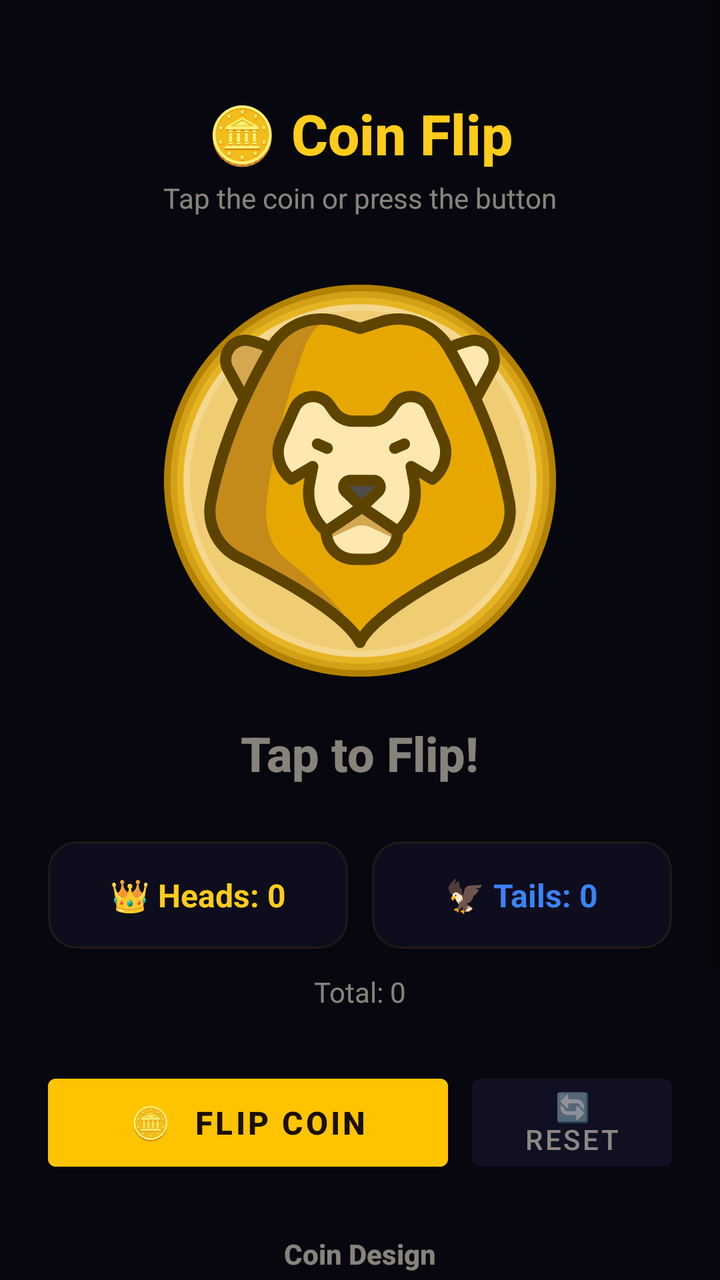
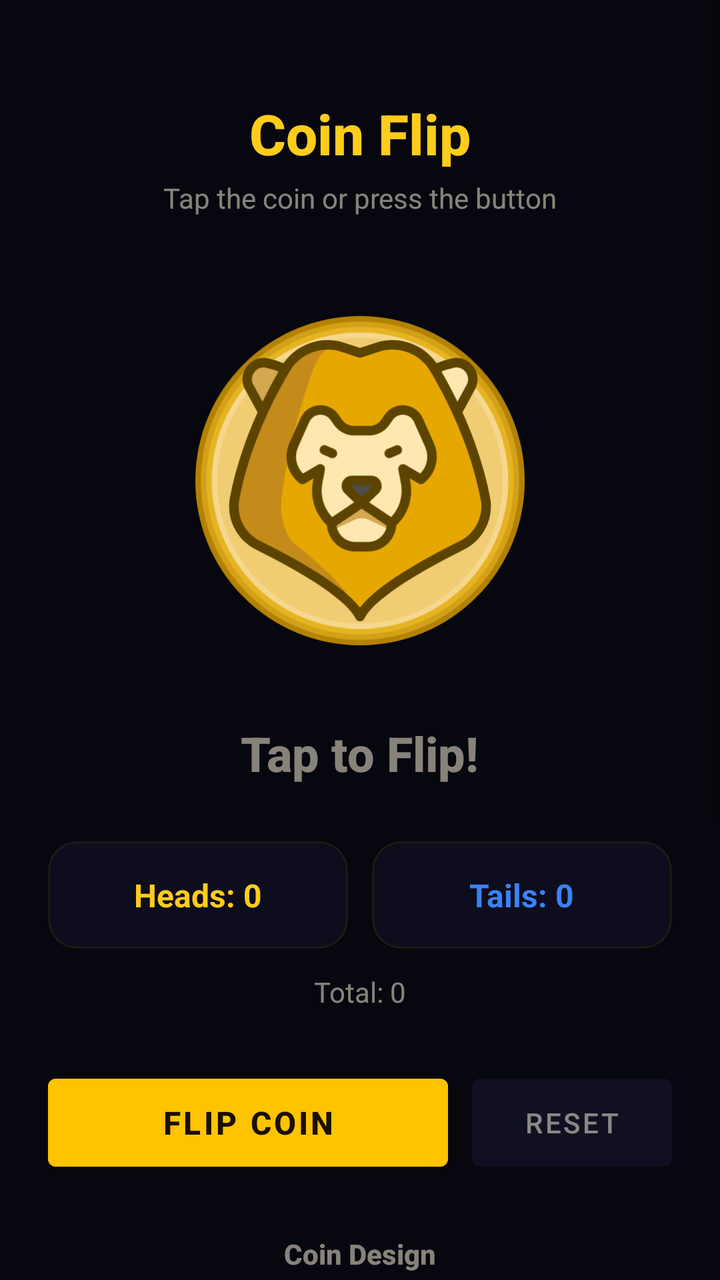

An Android layout rendered at two revisions. The XML below is the earlier revision; the diff shows what the commit changed to produce the second picture.
<!-- AndroidManifest.xml: activity theme Theme.CoinFlip -->
<!-- res/layout/activity_main.xml -->
<?xml version="1.0" encoding="utf-8"?>
<ScrollView xmlns:android="http://schemas.android.com/apk/res/android"
    android:layout_width="match_parent"
    android:layout_height="match_parent"
    android:background="@color/bg_primary"
    android:fillViewport="true">

    <LinearLayout
        android:layout_width="match_parent"
        android:layout_height="wrap_content"
        android:orientation="vertical"
        android:gravity="center_horizontal"
        android:padding="24dp">

        
        <TextView
            android:layout_width="wrap_content"
            android:layout_height="wrap_content"
            android:layout_marginTop="24dp"
            android:text="🪙 Coin Flip"
            android:textSize="28sp"
            android:textStyle="bold"
            android:textColor="@color/gold_400"
            android:fontFamily="sans-serif-medium" />

        <TextView
            android:id="@+id/instructionText"
            android:layout_width="wrap_content"
            android:layout_height="wrap_content"
            android:layout_marginTop="4dp"
            android:text="@string/tap_coin_instruction"
            android:textSize="14sp"
            android:textColor="@color/text_secondary"
            android:visibility="visible" />

        
        <ImageView
            android:id="@+id/coinImageMain"
            android:layout_width="200dp"
            android:layout_height="200dp"
            android:layout_marginTop="32dp"
            android:src="@drawable/coin_heads"
            android:scaleType="fitCenter"
            android:clickable="true"
            android:focusable="true"
            android:contentDescription="@string/coin_description" />

        
        <TextView
            android:id="@+id/resultTextMain"
            android:layout_width="wrap_content"
            android:layout_height="wrap_content"
            android:layout_marginTop="20dp"
            android:text="@string/tap_to_flip"
            android:textSize="24sp"
            android:textStyle="bold"
            android:textColor="@color/text_secondary"
            android:fontFamily="sans-serif-medium" />

        
        <TextView
            android:id="@+id/streakTextMain"
            android:layout_width="wrap_content"
            android:layout_height="wrap_content"
            android:layout_marginTop="8dp"
            android:textSize="16sp"
            android:textColor="@color/gold_300"
            android:visibility="gone" />

        
        <LinearLayout
            android:layout_width="match_parent"
            android:layout_height="wrap_content"
            android:layout_marginTop="28dp"
            android:orientation="horizontal"
            android:gravity="center">

            
            <LinearLayout
                android:layout_width="0dp"
                android:layout_height="wrap_content"
                android:layout_weight="1"
                android:orientation="vertical"
                android:gravity="center"
                android:background="@drawable/stat_card_background"
                android:padding="16dp"
                android:layout_marginEnd="6dp">

                <TextView
                    android:id="@+id/headsCountMain"
                    android:layout_width="wrap_content"
                    android:layout_height="wrap_content"
                    android:text="👑 Heads: 0"
                    android:textSize="16sp"
                    android:textColor="@color/gold_400"
                    android:textStyle="bold" />
            </LinearLayout>

            
            <LinearLayout
                android:layout_width="0dp"
                android:layout_height="wrap_content"
                android:layout_weight="1"
                android:orientation="vertical"
                android:gravity="center"
                android:background="@drawable/stat_card_background"
                android:padding="16dp"
                android:layout_marginStart="6dp">

                <TextView
                    android:id="@+id/tailsCountMain"
                    android:layout_width="wrap_content"
                    android:layout_height="wrap_content"
                    android:text="🦅 Tails: 0"
                    android:textSize="16sp"
                    android:textColor="@color/blue_glow"
                    android:textStyle="bold" />
            </LinearLayout>
        </LinearLayout>

        
        <TextView
            android:id="@+id/totalCountMain"
            android:layout_width="wrap_content"
            android:layout_height="wrap_content"
            android:layout_marginTop="12dp"
            android:text="Total: 0"
            android:textSize="14sp"
            android:textColor="@color/text_secondary" />

        
        <LinearLayout
            android:layout_width="match_parent"
            android:layout_height="wrap_content"
            android:layout_marginTop="28dp"
            android:orientation="horizontal"
            android:gravity="center">

            <Button
                android:id="@+id/flipButtonMain"
                android:layout_width="0dp"
                android:layout_height="56dp"
                android:layout_weight="2"
                android:layout_marginEnd="6dp"
                android:text="🪙  Flip Coin"
                android:textSize="16sp"
                android:textStyle="bold"
                android:textColor="#1a0f00"
                android:backgroundTint="@color/gold_500"
                android:fontFamily="sans-serif-medium" />

            <Button
                android:id="@+id/resetButtonMain"
                android:layout_width="0dp"
                android:layout_height="56dp"
                android:layout_weight="1"
                android:layout_marginStart="6dp"
                android:text="🔄 Reset"
                android:textSize="14sp"
                android:textColor="@color/text_secondary"
                android:backgroundTint="@color/bg_card"
                android:fontFamily="sans-serif-medium" />
        </LinearLayout>

        
        <TextView
            android:layout_width="wrap_content"
            android:layout_height="wrap_content"
            android:layout_marginTop="28dp"
            android:text="@string/coin_style_label"
            android:textSize="14sp"
            android:textStyle="bold"
            android:textColor="@color/text_secondary"
            android:fontFamily="sans-serif-medium" />

        <RadioGroup
            android:id="@+id/coinStyleGroup"
            android:layout_width="match_parent"
            android:layout_height="wrap_content"
            android:layout_marginTop="8dp"
            android:orientation="horizontal"
            android:gravity="center">

            <RadioButton
                android:id="@+id/radioDefaultCoin"
                android:layout_width="0dp"
                android:layout_height="48dp"
                android:layout_weight="1"
                android:layout_marginEnd="4dp"
                android:text="@string/coin_style_default"
                android:textSize="12sp"
                android:textColor="@color/text_primary"
                android:buttonTint="@color/gold_400"
                android:background="@drawable/stat_card_background"
                android:gravity="center"
                android:checked="true" />

            <RadioButton
                android:id="@+id/radioNothingCoin"
                android:layout_width="0dp"
                android:layout_height="48dp"
                android:layout_weight="1"
                android:layout_marginStart="2dp"
                android:layout_marginEnd="2dp"
                android:text="@string/coin_style_nothing"
                android:textSize="12sp"
                android:textColor="@color/text_primary"
                android:buttonTint="@color/dark_grey"
                android:background="@drawable/stat_card_background"
                android:gravity="center" />

            <RadioButton
                android:id="@+id/radioNothingGlassCoin"
                android:layout_width="0dp"
                android:layout_height="48dp"
                android:layout_weight="1"
                android:layout_marginStart="4dp"
                android:text="@string/coin_style_nothing_glass"
                android:textSize="12sp"
                android:textColor="@color/text_primary"
                android:buttonTint="@color/blue_glow"
                android:background="@drawable/stat_card_background"
                android:gravity="center" />

        </RadioGroup>

        
        <TextView
            android:layout_width="wrap_content"
            android:layout_height="wrap_content"
            android:layout_marginTop="20dp"
            android:text="@string/widget_frame_label"
            android:textSize="14sp"
            android:textStyle="bold"
            android:textColor="@color/text_secondary"
            android:fontFamily="sans-serif-medium" />

        <RadioGroup
            android:id="@+id/widgetFrameGroup"
            android:layout_width="match_parent"
            android:layout_height="wrap_content"
            android:layout_marginTop="8dp"
            android:orientation="horizontal"
            android:gravity="center">

            <RadioButton
                android:id="@+id/radioFrameSolid"
                android:layout_width="0dp"
                android:layout_height="48dp"
                android:layout_weight="1"
                android:layout_marginEnd="4dp"
                android:text="@string/widget_frame_solid"
                android:textSize="11sp"
                android:textColor="@color/text_primary"
                android:buttonTint="@color/dark_grey"
                android:background="@drawable/stat_card_background"
                android:gravity="center" />

            <RadioButton
                android:id="@+id/radioFrameLucent"
                android:layout_width="0dp"
                android:layout_height="48dp"
                android:layout_weight="1"
                android:layout_marginStart="2dp"
                android:layout_marginEnd="2dp"
                android:text="@string/widget_frame_lucent"
                android:textSize="11sp"
                android:textColor="@color/text_primary"
                android:buttonTint="@color/text_secondary"
                android:background="@drawable/stat_card_background"
                android:gravity="center"
                android:checked="true" />

            <RadioButton
                android:id="@+id/radioFrameDial"
                android:layout_width="0dp"
                android:layout_height="48dp"
                android:layout_weight="1"
                android:layout_marginStart="4dp"
                android:text="@string/widget_frame_dial"
                android:textSize="11sp"
                android:textColor="@color/text_primary"
                android:buttonTint="@color/rose_glow"
                android:background="@drawable/stat_card_background"
                android:gravity="center" />

        </RadioGroup>

        
        <View
            android:layout_width="1dp"
            android:layout_height="32dp" />

    </LinearLayout>
</ScrollView>
<!-- resources referenced by this layout -->
<resources>
  <color name="bg_card">#A6121226</color>
  <color name="bg_primary">#FF07070F</color>
  <color name="blue_glow">#FF3B82F6</color>
  <color name="dark_grey">#FF808080</color>
  <color name="gold_300">#FFFFD84D</color>
  <color name="gold_400">#FFFFCC1A</color>
  <color name="gold_500">#FFFFC400</color>
  <color name="rose_glow">#FFF43F5E</color>
  <color name="text_primary">#FFF0EAD6</color>
  <color name="text_secondary">#8CF0EAD6</color>
  <!-- drawable coin_heads: vector/xml drawable (drawable, 9357 chars, omitted) -->
  <!-- drawable stat_card_background (drawable) -->
  <?xml version="1.0" encoding="utf-8"?>
  <shape xmlns:android="http://schemas.android.com/apk/res/android"
      android:shape="rectangle">
      <corners android:radius="14dp" />
      <solid android:color="#A6121226" />
      <stroke
          android:width="1dp"
          android:color="#15FFD700" />
  </shape>
  <string name="coin_description">Coin</string>
  <string name="coin_style_default">Default</string>
  <string name="coin_style_label">Coin Design</string>
  <string name="coin_style_nothing">Solid</string>
  <string name="coin_style_nothing_glass">Glass</string>
  <string name="tap_coin_instruction">Tap the coin or press the button</string>
  <string name="tap_to_flip">Tap to Flip!</string>
  <string name="widget_frame_dial">Dial</string>
  <string name="widget_frame_label">Widget Frame</string>
  <string name="widget_frame_lucent">Lucent Card</string>
  <string name="widget_frame_solid">Solid Card</string>
  <style name="Theme.CoinFlip" parent="Theme.MaterialComponents.DayNight.NoActionBar">
          <item name="colorPrimary">@color/gold_500</item>
          <item name="colorPrimaryVariant">@color/gold_700</item>
          <item name="colorOnPrimary">@color/gold_900</item>
          <item name="colorSecondary">@color/blue_glow</item>
          <item name="colorSecondaryVariant">@color/blue_glow</item>
          <item name="colorOnSecondary">@color/text_primary</item>
          <item name="android:colorBackground">@color/bg_primary</item>
          <item name="colorSurface">@color/bg_secondary</item>
          <item name="colorOnSurface">@color/text_primary</item>
          <item name="android:statusBarColor">@color/status_bar</item>
          <item name="android:navigationBarColor">@color/navigation_bar</item>
          <item name="android:windowLightStatusBar">false</item>
      </style>
  <color name="gold_700">#FFB38200</color>
  <color name="gold_900">#FF4D3700</color>
  <color name="bg_secondary">#FF0E0E1E</color>
  <color name="status_bar">#FF07070F</color>
  <color name="navigation_bar">#FF07070F</color>
</resources>

<!-- the commit's change to res/layout/activity_main.xml (unified diff, before → after) -->
@@ -17,7 +17,7 @@
             android:layout_width="wrap_content"
             android:layout_height="wrap_content"
             android:layout_marginTop="24dp"
-            android:text="🪙 Coin Flip"
+            android:text="Coin Flip"
             android:textSize="28sp"
             android:textStyle="bold"
             android:textColor="@color/gold_400"
@@ -34,16 +34,30 @@
             android:visibility="visible" />
 
         
-        <ImageView
-            android:id="@+id/coinImageMain"
+        <FrameLayout
+            android:id="@+id/coinContainerMain"
             android:layout_width="200dp"
             android:layout_height="200dp"
-            android:layout_marginTop="32dp"
-            android:src="@drawable/coin_heads"
-            android:scaleType="fitCenter"
-            android:clickable="true"
-            android:focusable="true"
-            android:contentDescription="@string/coin_description" />
+            android:layout_marginTop="32dp">
+
+            <ImageView
+                android:id="@+id/coinBackgroundMain"
+                android:layout_width="match_parent"
+                android:layout_height="match_parent"
+                android:scaleType="fitXY" />
+
+            <ImageView
+                android:id="@+id/coinImageMain"
+                android:layout_width="match_parent"
+                android:layout_height="match_parent"
+                android:layout_gravity="center"
+                android:padding="16dp"
+                android:src="@drawable/coin_heads"
+                android:scaleType="fitCenter"
+                android:clickable="true"
+                android:focusable="true"
+                android:contentDescription="@string/coin_description" />
+        </FrameLayout>
 
         
         <TextView
@@ -90,7 +104,7 @@
                     android:id="@+id/headsCountMain"
                     android:layout_width="wrap_content"
                     android:layout_height="wrap_content"
-                    android:text="👑 Heads: 0"
+                    android:text="Heads: 0"
                     android:textSize="16sp"
                     android:textColor="@color/gold_400"
                     android:textStyle="bold" />
@@ -111,7 +125,7 @@
                     android:id="@+id/tailsCountMain"
                     android:layout_width="wrap_content"
                     android:layout_height="wrap_content"
-                    android:text="🦅 Tails: 0"
+                    android:text="Tails: 0"
                     android:textSize="16sp"
                     android:textColor="@color/blue_glow"
                     android:textStyle="bold" />
@@ -142,7 +156,7 @@
                 android:layout_height="56dp"
                 android:layout_weight="2"
                 android:layout_marginEnd="6dp"
-                android:text="🪙  Flip Coin"
+                android:text="Flip Coin"
                 android:textSize="16sp"
                 android:textStyle="bold"
                 android:textColor="#1a0f00"
@@ -155,7 +169,7 @@
                 android:layout_height="56dp"
                 android:layout_weight="1"
                 android:layout_marginStart="6dp"
-                android:text="🔄 Reset"
+                android:text="Reset"
                 android:textSize="14sp"
                 android:textColor="@color/text_secondary"
                 android:backgroundTint="@color/bg_card"
@@ -287,6 +301,122 @@
         </RadioGroup>
 
         
+        <LinearLayout
+            android:layout_width="match_parent"
+            android:layout_height="wrap_content"
+            android:layout_marginTop="20dp"
+            android:orientation="horizontal"
+            android:gravity="center_vertical">
+
+            <TextView
+                android:layout_width="0dp"
+                android:layout_height="wrap_content"
+                android:layout_weight="1"
+                android:text="@string/bg_opacity_label"
+                android:textSize="14sp"
+                android:textStyle="bold"
+                android:textColor="@color/text_secondary"
+                android:fontFamily="sans-serif-medium" />
+
+            <TextView
+                android:id="@+id/opacityValueText"
+                android:layout_width="wrap_content"
+                android:layout_height="wrap_content"
+                android:text="20%"
+                android:textSize="14sp"
+                android:textStyle="bold"
+                android:textColor="@color/gold_400"
+                android:fontFamily="sans-serif-medium" />
+        </LinearLayout>
+
+        <SeekBar
+            android:id="@+id/opacitySeekBar"
+            android:layout_width="match_parent"
+            android:layout_height="wrap_content"
+            android:layout_marginTop="8dp"
+            android:min="10"
+            android:max="95"
+            android:progress="20"
+            android:thumbTint="@color/gold_400"
+            android:progressTint="@color/gold_400" />
+
+        
+        <TextView
+            android:layout_width="wrap_content"
+            android:layout_height="wrap_content"
+            android:layout_marginTop="20dp"
+            android:text="@string/bg_tint_label"
+            android:textSize="14sp"
+            android:textStyle="bold"
+            android:textColor="@color/text_secondary"
+            android:fontFamily="sans-serif-medium" />
+
+        <RadioGroup
+            android:id="@+id/bgTintGroup"
+            android:layout_width="match_parent"
+            android:layout_height="wrap_content"
+            android:layout_marginTop="8dp"
+            android:orientation="horizontal"
+            android:gravity="center">
+
+            <RadioButton
+                android:id="@+id/radioTintSlate"
+                android:layout_width="0dp"
+                android:layout_height="48dp"
+                android:layout_weight="1"
+                android:layout_marginEnd="3dp"
+                android:text="@string/tint_slate"
+                android:textSize="11sp"
+                android:textColor="@color/text_primary"
+                android:buttonTint="@color/dark_grey"
+                android:background="@drawable/stat_card_background"
+                android:gravity="center"
+                android:checked="true" />
+
+            <RadioButton
+                android:id="@+id/radioTintOled"
+                android:layout_width="0dp"
+                android:layout_height="48dp"
+                android:layout_weight="1"
+                android:layout_marginStart="3dp"
+                android:layout_marginEnd="3dp"
+                android:text="@string/tint_oled"
+                android:textSize="11sp"
+                android:textColor="@color/text_primary"
+                android:buttonTint="#555555"
+                android:background="@drawable/stat_card_background"
+                android:gravity="center" />
+
+            <RadioButton
+                android:id="@+id/radioTintRed"
+                android:layout_width="0dp"
+                android:layout_height="48dp"
+                android:layout_weight="1"
+                android:layout_marginStart="3dp"
+                android:layout_marginEnd="3dp"
+                android:text="@string/tint_red"
+                android:textSize="11sp"
+                android:textColor="@color/text_primary"
+                android:buttonTint="@color/rose_glow"
+                android:background="@drawable/stat_card_background"
+                android:gravity="center" />
+
+            <RadioButton
+                android:id="@+id/radioTintFrost"
+                android:layout_width="0dp"
+                android:layout_height="48dp"
+                android:layout_weight="1"
+                android:layout_marginStart="3dp"
+                android:text="@string/tint_frost"
+                android:textSize="11sp"
+                android:textColor="@color/text_primary"
+                android:buttonTint="#E0E0E0"
+                android:background="@drawable/stat_card_background"
+                android:gravity="center" />
+
+        </RadioGroup>
+
+        
         <View
             android:layout_width="1dp"
             android:layout_height="32dp" />
<!-- resource entries referenced after the edit -->
@@ -21,6 +21,8 @@
           android:width="1dp"
           android:color="#15FFD700" />
   </shape>
+  <string name="bg_opacity_label">Background Opacity</string>
+  <string name="bg_tint_label">Background Tint</string>
   <string name="coin_description">Coin</string>
   <string name="coin_style_default">Default</string>
   <string name="coin_style_label">Coin Design</string>
@@ -28,6 +30,10 @@
   <string name="coin_style_nothing_glass">Glass</string>
   <string name="tap_coin_instruction">Tap the coin or press the button</string>
   <string name="tap_to_flip">Tap to Flip!</string>
+  <string name="tint_frost">Frost</string>
+  <string name="tint_oled">OLED</string>
+  <string name="tint_red">Red</string>
+  <string name="tint_slate">Slate</string>
   <string name="widget_frame_dial">Dial</string>
   <string name="widget_frame_label">Widget Frame</string>
   <string name="widget_frame_lucent">Lucent Card</string>
